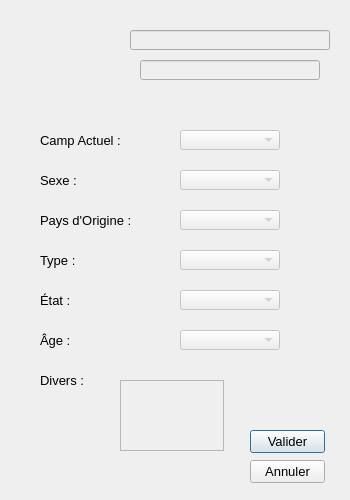
Before: the Qt Designer form refugeeinfowin.ui in limalayla/PadID_Humanitaire, drawn with Qt 5.
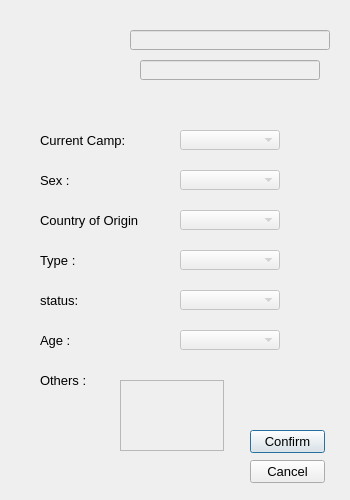
After: the same form once the commit is applied. Icons and pictures are not drawn.

The edit to the form file:
```diff
--- a/refugeeinfowin.ui
+++ b/refugeeinfowin.ui
@@ -88,7 +88,7 @@
     </font>
    </property>
    <property name="text">
-    <string>Âge :</string>
+    <string>Age :</string>
    </property>
   </widget>
   <widget class="QPushButton" name="btn_ok">
@@ -101,7 +101,7 @@
     </rect>
    </property>
    <property name="text">
-    <string>Valider</string>
+    <string>Confirm</string>
    </property>
   </widget>
   <widget class="QPushButton" name="btn_cancel">
@@ -114,7 +114,7 @@
     </rect>
    </property>
    <property name="text">
-    <string>Annuler</string>
+    <string>Cancel</string>
    </property>
   </widget>
   <widget class="QLabel" name="label_sex">
@@ -132,7 +132,7 @@
     </font>
    </property>
    <property name="text">
-    <string>Sexe :</string>
+    <string>Sex :</string>
    </property>
   </widget>
   <widget class="QLabel" name="label_country">
@@ -145,7 +145,7 @@
     </rect>
    </property>
    <property name="text">
-    <string>Pays d'Origine :</string>
+    <string>Country of Origin :</string>
    </property>
   </widget>
   <widget class="QLabel" name="label_type">
@@ -171,7 +171,7 @@
     </rect>
    </property>
    <property name="text">
-    <string>État :</string>
+    <string>status:</string>
    </property>
   </widget>
   <widget class="QLabel" name="label_misc">
@@ -184,7 +184,7 @@
     </rect>
    </property>
    <property name="text">
-    <string>Divers :</string>
+    <string>Others :</string>
    </property>
   </widget>
   <widget class="QLabel" name="label_curCamp">
@@ -197,7 +197,7 @@
     </rect>
    </property>
    <property name="text">
-    <string>Camp Actuel :</string>
+    <string>Current Camp:</string>
    </property>
   </widget>
   <widget class="QComboBox" name="combo_curCamp">
```
